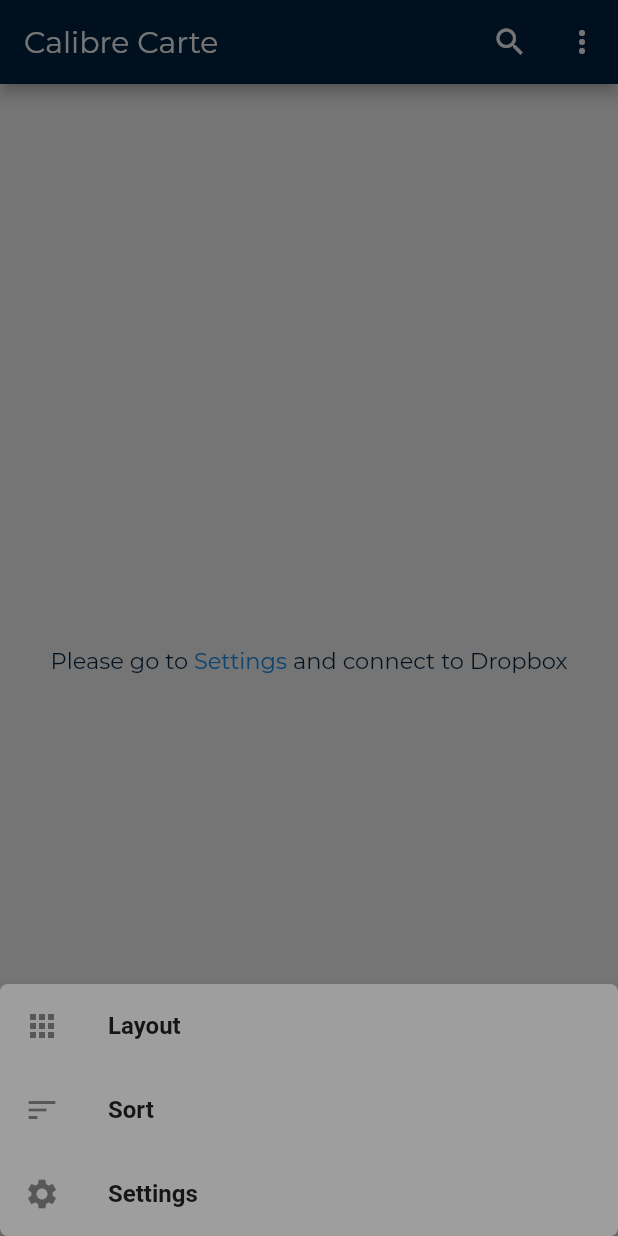
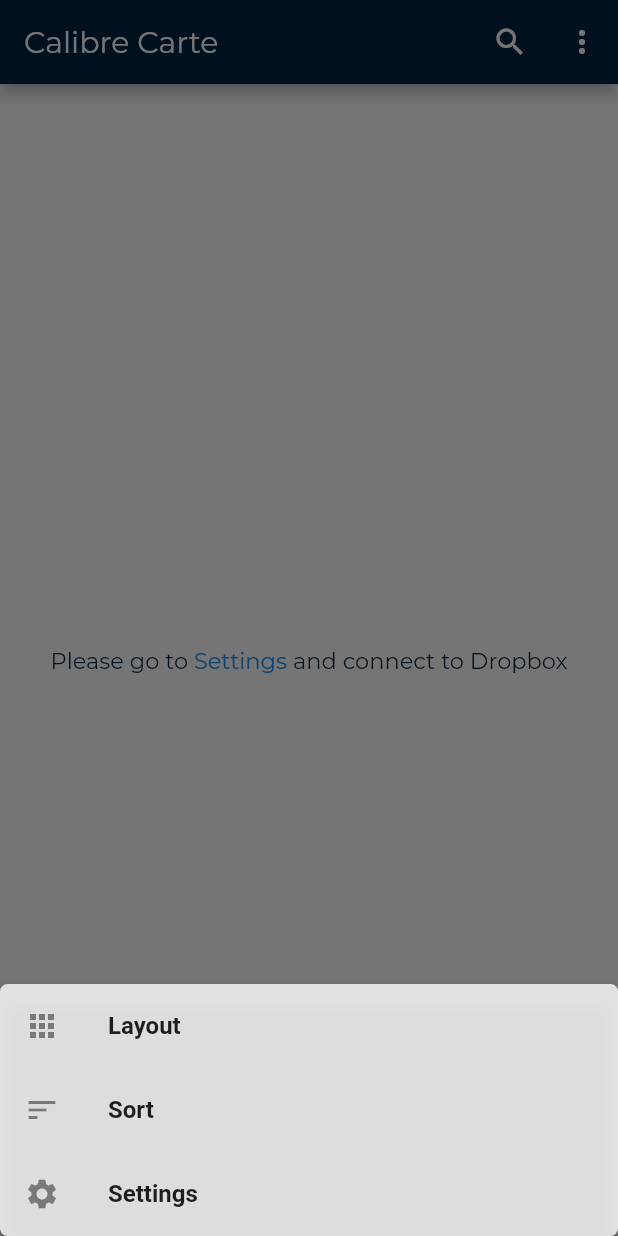
Before and after one commit to Exlaza/CalibreCarte, a Flutter app: the screen it shows after launch, after a tap on the "more vert" icon, on a phone screen of 412 x 824 dp. Run offline on Flutter 3.47's test engine with Material 2 defaults, Android fonts, the phone set to English and light mode, and no system bars; our stand-ins replace dio, flutter_html, open_file, permission_handler, rxdart, shared_preferences and 4 more; missing offline and left inert: directory_picker; accounts and stored records are empty; project files that could hold a hidden picture were left out.

Commit message:
fix: Change the color of modal bottom sheet

```diff
--- a/lib/homepage.dart
+++ b/lib/homepage.dart
@@ -62,7 +62,8 @@ class _MyHomePageState extends State<MyHomePage> {
     showModalBottomSheet(
         elevation: 5,
         shape: RoundedRectangleBorder(borderRadius: BorderRadius.circular(5.0)),
-        backgroundColor: Colors.grey,
+        backgroundColor: Colors.white.withOpacity(0.8),
+//        barrierColor: Colors.white,
         context: context,
         builder: (BuildContext bc) {
           return MediaQuery(
```
